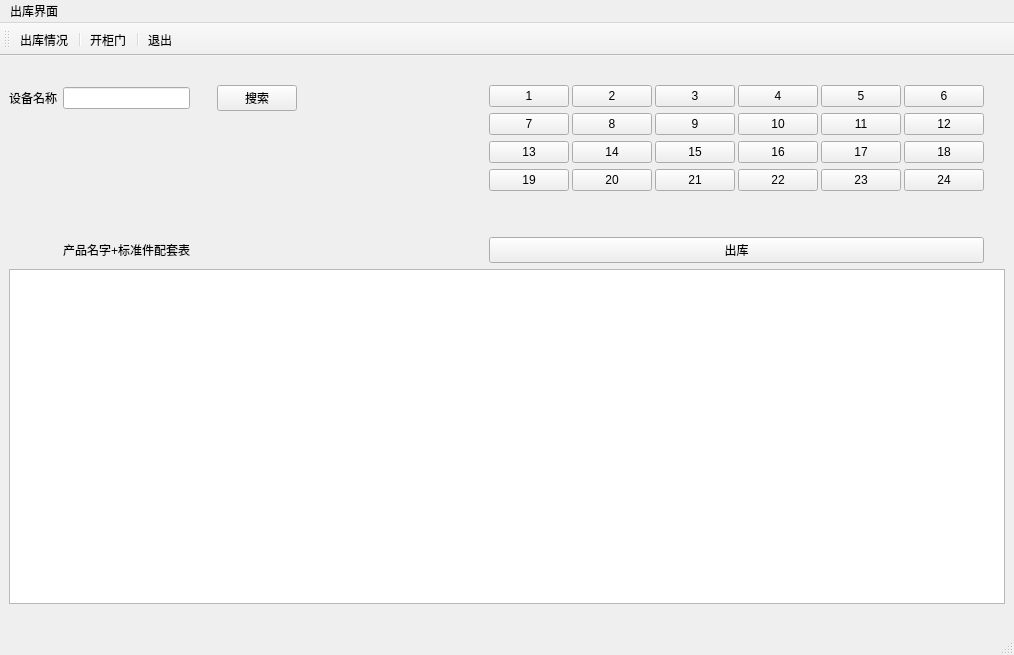
The window that chukujiemian.ui (idontlikelongname/qi_tao_gui) describes before a commit, drawn with Qt 5.
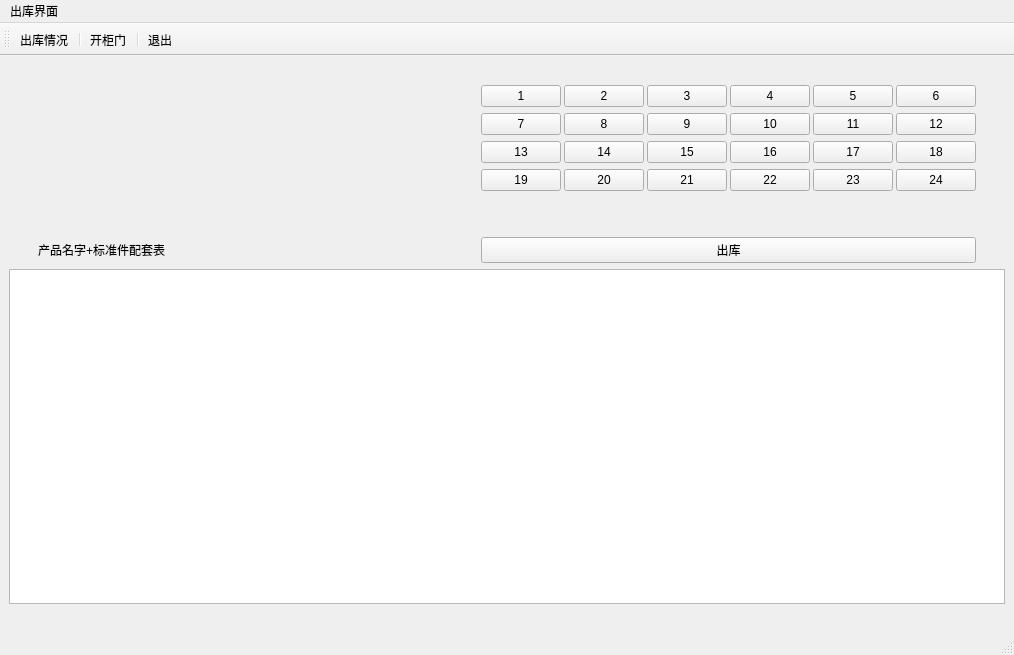
The same window after the commit. Icons and pictures are not drawn.

Commit message: 完成界面优化工作

```diff
--- a/chukujiemian.ui
+++ b/chukujiemian.ui
@@ -74,13 +74,6 @@
       </property>
      </widget>
     </item>
-    <item row="1" column="0">
-     <widget class="QLabel" name="label">
-      <property name="text">
-       <string>设备名称</string>
-      </property>
-     </widget>
-    </item>
     <item row="0" column="3">
      <spacer name="horizontalSpacer_2">
       <property name="orientation">
@@ -114,13 +107,6 @@
       </property>
      </widget>
     </item>
-    <item row="1" column="3">
-     <widget class="QPushButton" name="pushButton">
-      <property name="text">
-       <string>搜索</string>
-      </property>
-     </widget>
-    </item>
     <item row="1" column="15" rowspan="2">
      <layout class="QGridLayout" name="gridLayout_4">
       <item row="0" column="0">
@@ -339,9 +325,6 @@
       </property>
      </spacer>
     </item>
-    <item row="1" column="1">
-     <widget class="QLineEdit" name="lineEdit"/>
-    </item>
     <item row="3" column="16">
      <spacer name="horizontalSpacer">
       <property name="orientation">
```
The commit also changes 7 other files.
